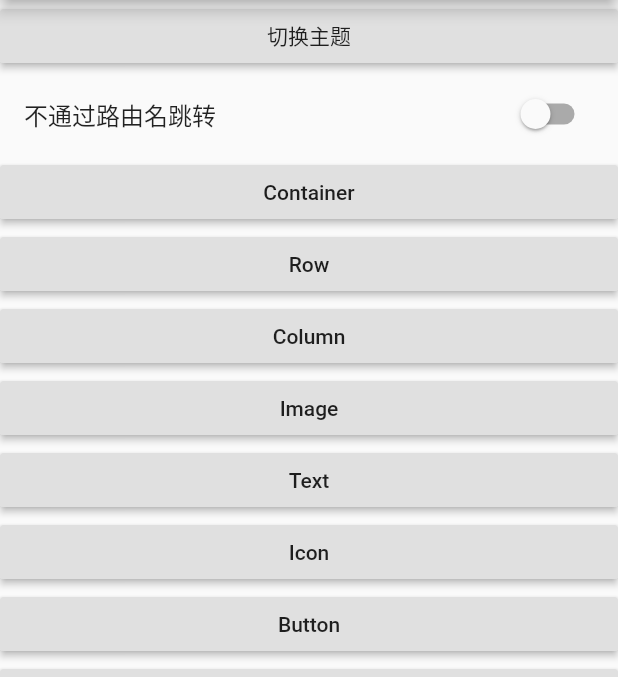
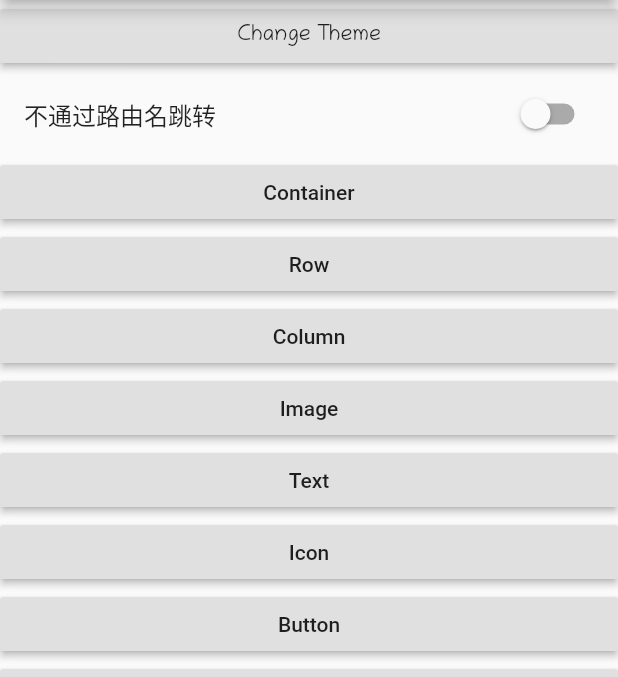
Before and after one commit to upperLucky/flutter_widget_summary, a Flutter app: the screen it shows after launch, on a phone screen of 412 x 824 dp, the part 84-761 px from its top. Run offline on Flutter 3.47's test engine with Material 2 defaults, Android fonts, the phone set to English and light mode, and no system bars.

Commit message:
自定义字体

```diff
--- a/lib/main.dart
+++ b/lib/main.dart
@@ -31,6 +31,7 @@ class _MyHomePageState extends State<DynamicTheme> {
     return MaterialApp(
       title: 'Flutter Demo',
       theme: ThemeData(
+//        fontFamily: 'Chilanka',  // 全局改字体
         brightness: _brightness,
         primarySwatch: Colors.blue,
       ),
@@ -50,7 +51,10 @@ class _MyHomePageState extends State<DynamicTheme> {
                       }
                     });
                   },
-                  child: Text('切换主题')),
+                  child: Text(
+                    'Change Theme',
+                    style: TextStyle(fontFamily: 'Chilanka'),
+                  )),
               SwitchListTile(
                   value: byName,
                   title: Text('${byName ? "" : '不'}通过路由名跳转'),
```
Also changed, not shown: pubspec.yaml (+7 -2 lines), fonts/Chilanka-Regular.ttf (added).
